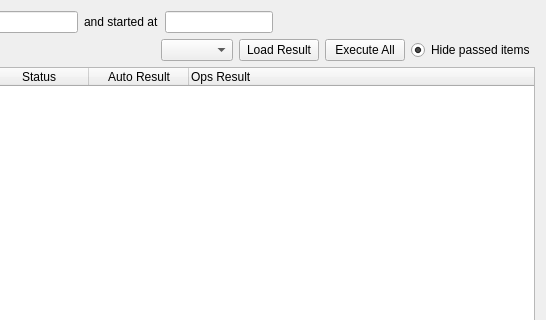
The window that UI/checkall.ui (wei17hao10/daily-check) describes before a commit, drawn with Qt 5; both pictures show x 223 to 769 and y 0 to 320 of the 769 by 581 pixel window.
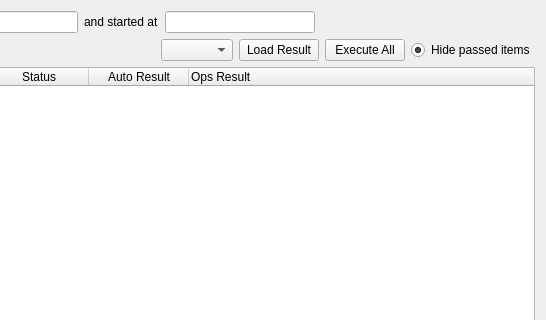
The same window after the commit.

```diff
--- a/UI/checkall.ui
+++ b/UI/checkall.ui
@@ -46,11 +46,35 @@
      <item>
       <widget class="QLineEdit" name="lineStart">
        <property name="sizePolicy">
-        <sizepolicy hsizetype="Fixed" vsizetype="Fixed">
+        <sizepolicy hsizetype="Preferred" vsizetype="Fixed">
          <horstretch>0</horstretch>
          <verstretch>0</verstretch>
         </sizepolicy>
        </property>
+       <property name="minimumSize">
+        <size>
+         <width>150</width>
+         <height>0</height>
+        </size>
+       </property>
+       <property name="maximumSize">
+        <size>
+         <width>150</width>
+         <height>16777215</height>
+        </size>
+       </property>
+       <property name="sizeIncrement">
+        <size>
+         <width>0</width>
+         <height>0</height>
+        </size>
+       </property>
+       <property name="baseSize">
+        <size>
+         <width>0</width>
+         <height>0</height>
+        </size>
+       </property>
       </widget>
      </item>
      <item>
```
